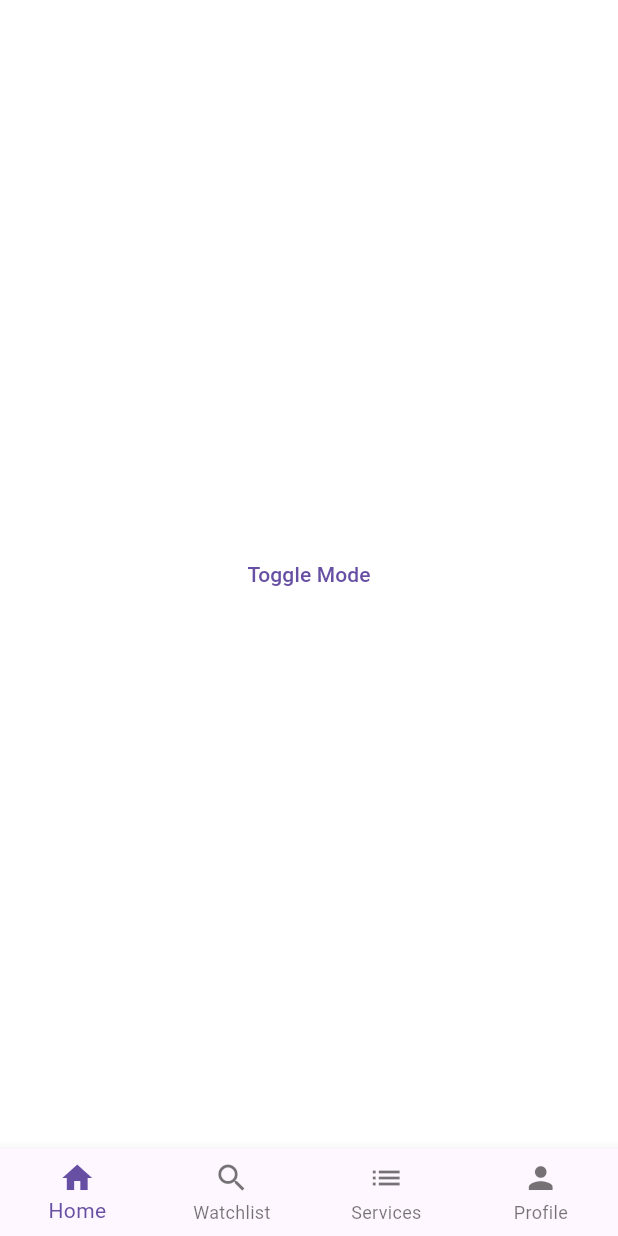
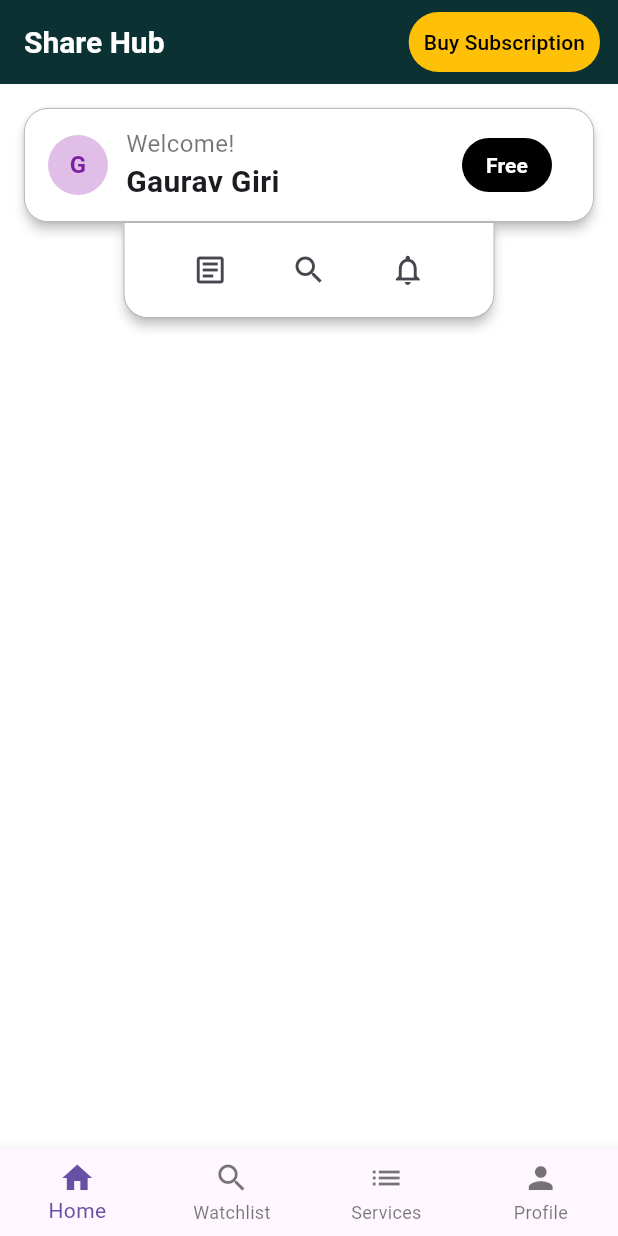
Before and after one commit to gaurovgiri/sharehub-home, a Flutter app: the screen it shows after launch, on a phone screen of 412 x 824 dp. Run offline on Flutter 3.47's test engine with Material 3 defaults, Android fonts, the phone set to English and light mode, and no system bars; our stand-ins replace get.

Commit message:
feat: add profile card

```diff
--- /dev/null
+++ b/lib/repo/market_repo.dart
@@ -0,0 +1 @@
+class MarketRepository {}
--- a/lib/resources/app_theme.dart
+++ b/lib/resources/app_theme.dart
@@ -2,12 +2,26 @@ import 'package:flutter/material.dart';
 
 class AppTheme {
   static final lightTheme = ThemeData(
-    primarySwatch: Colors.blue,
+    primarySwatch: MaterialColor(
+      0xFF0B3132,
+      <int, Color>{
+        50: Color(0xFFE1E7E7),
+        100: Color(0xFFB3C2C2),
+        200: Color(0xFF809999),
+        300: Color(0xFF4D7070),
+        400: Color(0xFF264F4F),
+        500: Color(0xFF0B3132),
+        600: Color(0xFF0A2C2D),
+        700: Color(0xFF082626),
+        800: Color(0xFF061F20),
+        900: Color(0xFF041414),
+      },
+    ),
     brightness: Brightness.light,
     scaffoldBackgroundColor: Colors.white,
     appBarTheme: const AppBarTheme(
       elevation: 0,
-      backgroundColor: Colors.white,
+      backgroundColor: Color(0xFF0B3132),
       iconTheme: IconThemeData(color: Colors.black),
       titleTextStyle: TextStyle(
         color: Colors.black,
--- a/lib/views/main_screen_view.dart
+++ b/lib/views/main_screen_view.dart
@@ -10,6 +10,30 @@ class MainScreenView extends StatelessWidget {
     final MainScreenViewModel homeViewModel = Get.put(MainScreenViewModel());
 
     return Scaffold(
+      appBar: AppBar(
+        title: Row(
+          children: [
+            Text(
+              "Share Hub",
+              style: TextStyle(color: Colors.white),
+            )
+          ],
+        ),
+        actions: [
+          TextButton(
+              onPressed: () {},
+              child: Container(
+                padding: EdgeInsets.all(10),
+                decoration: BoxDecoration(
+                    color: Colors.amber,
+                    borderRadius: BorderRadius.circular(20)),
+                child: Text(
+                  "Buy Subscription",
+                  style: TextStyle(color: Colors.black),
+                ),
+              ))
+        ],
+      ),
       body: Obx(() => homeViewModel.pages[homeViewModel.selectedIndex.value]),
       bottomNavigationBar: Obx(() => BottomNavigationBar(
             currentIndex: homeViewModel.selectedIndex.value,
--- a/lib/views/pages/home_page.dart
+++ b/lib/views/pages/home_page.dart
@@ -9,12 +9,131 @@ class HomePage extends StatelessWidget {
   Widget build(BuildContext context) {
     final ThemeViewModel themeViewModel = Get.find<ThemeViewModel>();
 
-    return Center(
-      child: TextButton(
-        onPressed: () {
-          themeViewModel.toggleTheme();
-        },
-        child: const Text("Toggle Mode"),
+    return Scaffold(
+      body: Column(
+        children: [
+          // Top Card
+          Padding(
+            padding: const EdgeInsets.only(top: 16, left: 16, right: 16),
+            child: Card(
+              color: Colors.white,
+              margin: EdgeInsets.only(bottom: 0),
+              shape: RoundedRectangleBorder(
+                  borderRadius: BorderRadius.circular(16),
+                  side: BorderSide(color: Colors.grey, width: 0.5)),
+              elevation: 3,
+              child: Padding(
+                padding: const EdgeInsets.symmetric(
+                    horizontal: 16.0, vertical: 12.0),
+                child: Row(
+                  mainAxisAlignment: MainAxisAlignment.spaceBetween,
+                  children: [
+                    // Avatar and Text
+                    Row(
+                      children: [
+                        CircleAvatar(
+                          backgroundColor: Colors.purple[100],
+                          child: Text(
+                            "G",
+                            style: TextStyle(
+                              color: Colors.purple[700],
+                              fontWeight: FontWeight.bold,
+                            ),
+                          ),
+                        ),
+                        const SizedBox(width: 12),
+                        Column(
+                          crossAxisAlignment: CrossAxisAlignment.start,
+                          children: const [
+                            Text(
+                              "Welcome!",
+                              style: TextStyle(
+                                fontSize: 16,
+                                color: Colors.black54,
+                              ),
+                            ),
+                            Text(
+                              "Gaurav Giri",
+                              style: TextStyle(
+                                fontWeight: FontWeight.bold,
+                                fontSize: 20,
+                              ),
+                            ),
+                          ],
+                        ),
+                      ],
+                    ),
+
+                    // Free Button
+                    TextButton(
+                      onPressed: () {},
+                      child: Container(
+                        decoration: BoxDecoration(
+                          color: Colors.black,
+                          borderRadius: BorderRadius.circular(20),
+                        ),
+                        padding: const EdgeInsets.symmetric(
+                          horizontal: 16,
+                          vertical: 8,
+                        ),
+                        child: const Text(
+                          "Free",
+                          style: TextStyle(
+                            color: Colors.white,
+                            fontWeight: FontWeight.bold,
+                          ),
+                        ),
+                      ),
+                    ),
+                  ],
+                ),
+              ),
+            ),
+          ),
+
+          // Bottom Navigation Bar
+          Padding(
+            padding: const EdgeInsets.only(bottom: 16.0),
+            child: SizedBox(
+              width: MediaQuery.of(context).size.width * 0.6,
+              child: Card(
+                color: Colors.white,
+                elevation: 3,
+                shape: RoundedRectangleBorder(
+                    borderRadius: BorderRadius.only(
+                        bottomLeft: Radius.circular(16),
+                        bottomRight: Radius.circular(16)),
+                    side: BorderSide(color: Colors.grey, width: 0.5)),
+                margin: EdgeInsets.only(top: 0),
+                child: Container(
+                  decoration: BoxDecoration(borderRadius: BorderRadius.zero),
+                  padding: const EdgeInsets.symmetric(
+                      horizontal: 16.0, vertical: 8.0),
+                  child: Row(
+                    mainAxisAlignment: MainAxisAlignment.spaceEvenly,
+                    children: [
+                      IconButton(
+                        onPressed: () {},
+                        icon: const Icon(Icons.article_outlined),
+                        tooltip: 'Articles',
+                      ),
+                      IconButton(
+                        onPressed: () {},
+                        icon: const Icon(Icons.search),
+                        tooltip: 'Search',
+                      ),
+                      IconButton(
+                        onPressed: () {},
+                        icon: const Icon(Icons.notifications_outlined),
+                        tooltip: 'Notifications',
+                      ),
+                    ],
+                  ),
+                ),
+              ),
+            ),
+          ),
+        ],
       ),
     );
   }
--- a/pubspec.yaml
+++ b/pubspec.yaml
@@ -32,6 +32,7 @@ dependencies:
     sdk: flutter
   get:
   get_storage:
+  dio:
 
   # The following adds the Cupertino Icons font to your application.
   # Use with the CupertinoIcons class for iOS style icons.
```
Also changed, not shown: lib/views/widgets/market_dashboard.dart (added), pubspec.lock.
